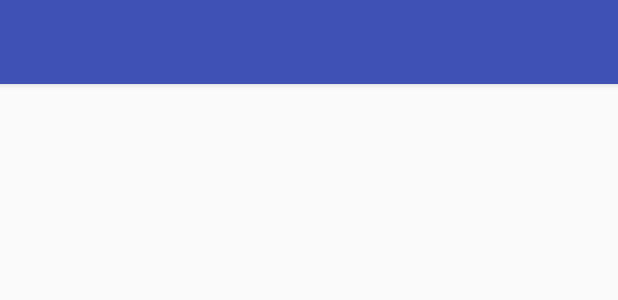
After one commit to LuigiVampa92/YmsHackathon, an Android app: the layout view_toolbar.xml on its own in the app's theme, with its tools: preview values and no code run, on a phone screen of 412 x 824 dp. The commit adds this screen. Shown: the top 300 px of the screen. Run offline under Robolectric (Android 15) with nearby library versions, the phone set to English and light mode, and no system bars.

Commit message:
added toolbar and recyclers

```diff
--- /dev/null
+++ b/app/src/main/res/layout/view_toolbar.xml
@@ -0,0 +1,23 @@
+<?xml version="1.0" encoding="utf-8"?>
+<android.support.v7.widget.Toolbar
+    xmlns:android="http://schemas.android.com/apk/res/android"
+    android:id="@+id/toolbar"
+    android:layout_width="match_parent"
+    android:layout_height="@dimen/toolbar_height"
+    android:layout_marginLeft="0dp"
+    android:layout_marginRight="0dp"
+    android:layout_marginTop="0dp"
+    android:elevation="@dimen/toolbar_elevation"
+    android:background="?attr/colorPrimary"
+    android:theme="@style/WhiteFontToolbar">
+
+    <RelativeLayout
+        android:id="@+id/toolbar_container"
+        android:layout_width="match_parent"
+        android:layout_height="match_parent">
+
+        <!--todo add custom stuff on toolbar-->
+
+    </RelativeLayout>
+
+</android.support.v7.widget.Toolbar>
--- a/app/src/main/res/values/colors.xml
+++ b/app/src/main/res/values/colors.xml
@@ -3,4 +3,6 @@
     <color name="color_primary">#3F51B5</color>
     <color name="color_primary_dark">#303F9F</color>
     <color name="color_accent">#FF4081</color>
+
+    <color name="color_white">#FFFFFF</color>
 </resources>
--- /dev/null
+++ b/app/src/main/res/values/dimens.xml
@@ -0,0 +1,5 @@
+<?xml version="1.0" encoding="utf-8"?>
+<resources>
+    <dimen name="toolbar_height">56dp</dimen>
+    <dimen name="toolbar_elevation">3dp</dimen>
+</resources>
--- a/app/src/main/res/values/styles.xml
+++ b/app/src/main/res/values/styles.xml
@@ -1,7 +1,18 @@
 <resources>
-    <style name="AppTheme" parent="Theme.AppCompat.Light.DarkActionBar">
+
+    <style name="AppTheme" parent="AppThemeNoActionBar"/>
+
+    <style name="AppThemeNoActionBar" parent="Theme.AppCompat.Light.NoActionBar">
         <item name="colorPrimary">@color/color_primary</item>
         <item name="colorPrimaryDark">@color/color_primary_dark</item>
         <item name="colorAccent">@color/color_accent</item>
+        <item name="windowActionBar">false</item>
+        <item name="windowNoTitle">true</item>
+        <item name="android:windowDrawsSystemBarBackgrounds">true</item>
+    </style>
+
+    <style name="WhiteFontToolbar" parent="ThemeOverlay.AppCompat.Dark.ActionBar">
+        <item name="android:textColorPrimary">@color/color_white</item>
+        <item name="android:textColorSecondary">@color/color_white</item>
     </style>
 </resources>
```
Also changed, not shown: app/src/main/res/layout/activity_main.xml (+28 -6 lines).
